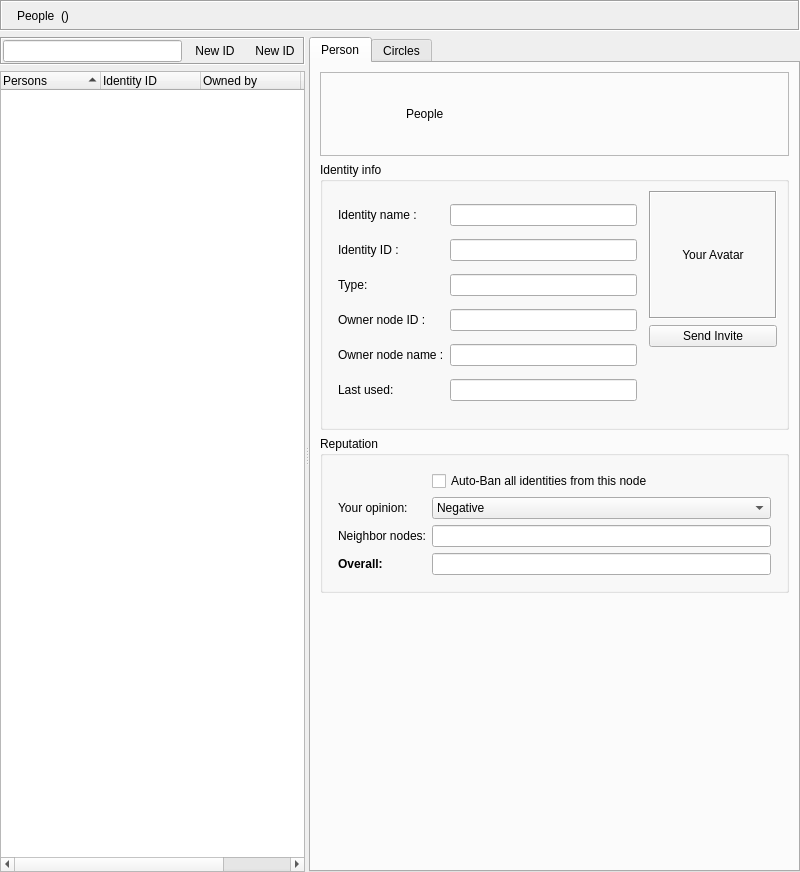
This is retroshare-gui/src/gui/Identity/IdDialog.ui in RetroShare/RetroShare as Qt 5 draws it before an edit. The edited form follows.
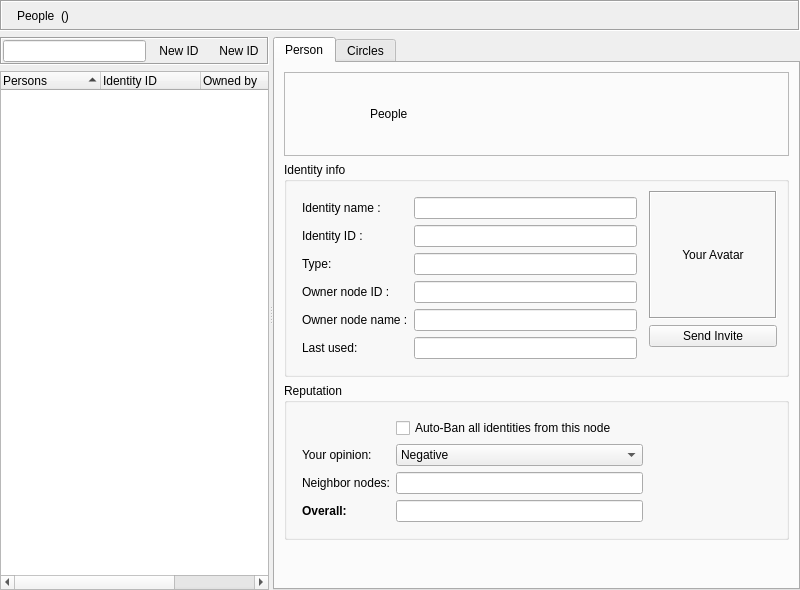
This is the edited form. Icons and pictures are not drawn. Custom widgets are drawn as their Qt base class.

Commit message: Set icons for the voting combo box

```diff
--- a/retroshare-gui/src/gui/Identity/IdDialog.ui
+++ b/retroshare-gui/src/gui/Identity/IdDialog.ui
@@ -7,7 +7,7 @@
     <x>0</x>
     <y>0</y>
     <width>800</width>
-    <height>872</height>
+    <height>590</height>
    </rect>
   </property>
   <property name="sizePolicy">
@@ -587,6 +587,12 @@
                <property name="currentIndex">
                 <number>0</number>
                </property>
+               <property name="iconSize">
+                <size>
+                 <width>20</width>
+                 <height>20</height>
+                </size>
+               </property>
                <item>
                 <property name="text">
                  <string>Negative</string>
@@ -638,6 +644,19 @@
                </property>
               </widget>
              </item>
+             <item row="0" column="2" rowspan="4">
+              <spacer name="verticalSpacer">
+               <property name="orientation">
+                <enum>Qt::Vertical</enum>
+               </property>
+               <property name="sizeHint" stdset="0">
+                <size>
+                 <width>128</width>
+                 <height>40</height>
+                </size>
+               </property>
+              </spacer>
+             </item>
             </layout>
            </item>
           </layout>
```
Left out of the diff: 12 changed lines with no effect on the pictures.
